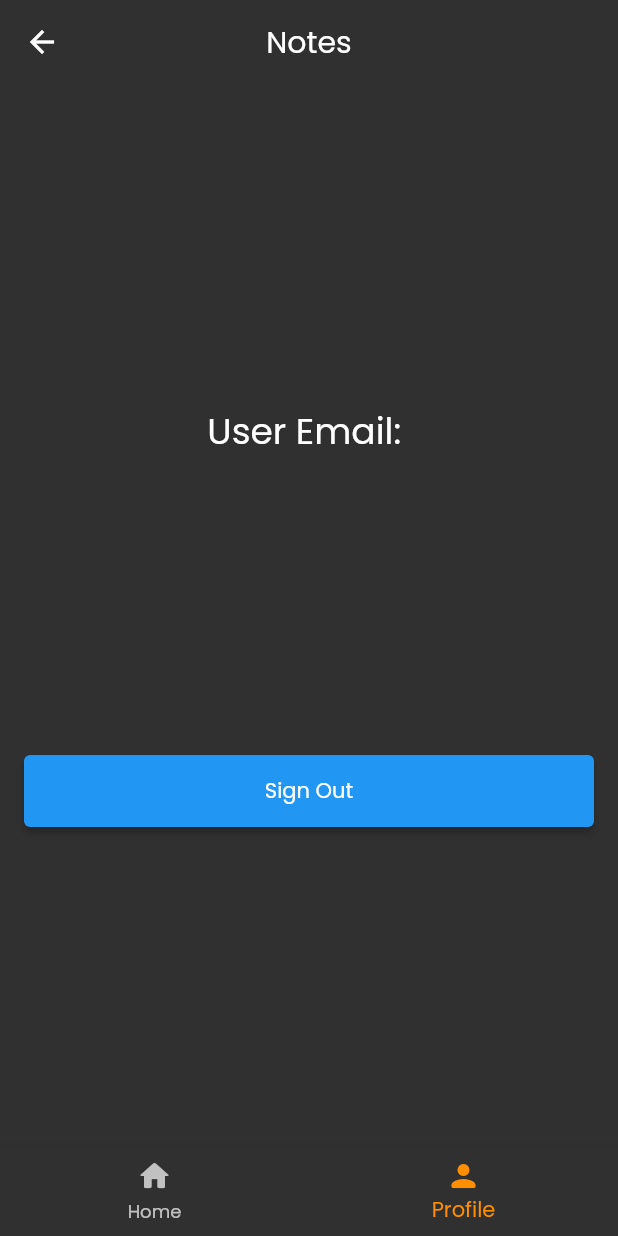
After one commit to FadyFawzyOfficial/notes_task, a Flutter app: the HomeView screen opened by its route, item 2 of the bottom bar chosen, after a tap on "Sign Out", on a phone screen of 412 x 824 dp. The commit adds this screen. Run offline on Flutter 3.47's test engine with Material 2 defaults, Android fonts, the phone set to English and light mode, and no system bars; our stand-ins replace firebase_auth, firebase_core, flutter_bloc, hive, hive_flutter, hydrated_bloc; accounts and stored records are empty.

Commit message:
5. Refactor Code after Complete Firebase Integration

```diff
--- a/lib/cubits/auth/auth_cubit.dart
+++ b/lib/cubits/auth/auth_cubit.dart
@@ -62,10 +62,11 @@ class AuthCubit extends HydratedCubit<AuthState> {
     }
   }
 
+  void signOut() => emit(AuthState.initial());
+
   @override
   AuthState? fromJson(Map<String, dynamic> json) => AuthState.fromMap(json);
 
   @override
-  Map<String, dynamic>? toJson(AuthState state) =>
-      state.authStatus == AuthStatus.authenticated ? state.toMap() : null;
+  Map<String, dynamic>? toJson(AuthState state) => state.toMap();
 }
--- a/lib/cubits/notes/notes_cubit.dart
+++ b/lib/cubits/notes/notes_cubit.dart
@@ -9,8 +9,7 @@ part 'notes_state.dart';
 class NotesCubit extends Cubit<NotesState> {
   NotesCubit() : super(NotesState.initial());
 
-  void getNotes() async {
-    try {
+  void getNotes() {
     final notesBox = Hive.box<Note>(kNotesBox);
 
     emit(
@@ -19,13 +18,22 @@ class NotesCubit extends Cubit<NotesState> {
         notes: notesBox.values.toList(),
       ),
     );
+  }
+
+  void addNote({required Note note}) async {
+    emit(state.copyWith(notesStatus: NotesStatus.loading));
+
+    try {
+      final notesBox = Hive.box<Note>(kNotesBox);
+      await notesBox.add(note);
+      getNotes();
     } catch (e) {
-      emit(
-        state.copyWith(
-          notesStatus: NotesStatus.failure,
-          message: '$e',
-        ),
-      );
+      emit(state.copyWith(notesStatus: NotesStatus.failure, message: '$e'));
     }
   }
+
+  Future<void> clear() async {
+    await Hive.box<Note>(kNotesBox).clear();
+    getNotes();
   }
+}
--- a/lib/main.dart
+++ b/lib/main.dart
@@ -11,7 +11,7 @@ import 'cubits/notes/notes_cubit.dart';
 import 'firebase_options.dart';
 import 'models/note.dart';
 import 'simple_bloc_observer.dart';
-import 'views/notes_view.dart';
+import 'views/home_view.dart';
 import 'views/sign_in_view.dart';
 import 'views/sign_up_view.dart';
 
@@ -58,10 +58,10 @@ class App extends StatelessWidget {
             routes: {
               kSignInView: (context) => const SignInView(),
               kSignUpView: (context) => const SignUpView(),
-              kHomeView: (context) => const NotesView(),
+              kHomeView: (context) => const HomeView(),
             },
             home: state.authStatus == AuthStatus.authenticated
-                ? const NotesView()
+                ? const HomeView()
                 : const SignInView(),
           );
         },
--- /dev/null
+++ b/lib/views/home_view.dart
@@ -0,0 +1,46 @@
+import 'package:flutter/material.dart';
+import 'profile_view.dart';
+
+import 'widgets/home_fab.dart';
+import 'widgets/notes_list_view.dart';
+
+class HomeView extends StatefulWidget {
+  const HomeView({super.key});
+
+  @override
+  State<HomeView> createState() => _HomeViewState();
+}
+
+class _HomeViewState extends State<HomeView> {
+  int _selectedIndex = 0;
+
+  static const _widgetOptions = [
+    NotesListView(),
+    ProfileView(),
+  ];
+  @override
+  Widget build(context) {
+    return Scaffold(
+      appBar: AppBar(title: const Text('Notes')),
+      body: _widgetOptions[_selectedIndex],
+      floatingActionButton: _selectedIndex == 0 ? const HomeFab() : null,
+      bottomNavigationBar: BottomNavigationBar(
+        items: const <BottomNavigationBarItem>[
+          BottomNavigationBarItem(
+            icon: Icon(Icons.home_rounded),
+            label: 'Home',
+          ),
+          BottomNavigationBarItem(
+            icon: Icon(Icons.person_rounded),
+            label: 'Profile',
+          ),
+        ],
+        currentIndex: _selectedIndex,
+        selectedItemColor: Colors.amber[800],
+        onTap: _onItemTapped,
+      ),
+    );
+  }
+
+  void _onItemTapped(int index) => setState(() => _selectedIndex = index);
+}
--- /dev/null
+++ b/lib/views/profile_view.dart
@@ -0,0 +1,37 @@
+import 'package:flutter/material.dart';
+import 'package:flutter_bloc/flutter_bloc.dart';
+
+import '../cubits/auth/auth_cubit.dart';
+import '../cubits/notes/notes_cubit.dart';
+import 'widgets/main_elevated_button.dart';
+
+class ProfileView extends StatelessWidget {
+  const ProfileView({super.key});
+
+  @override
+  Widget build(BuildContext context) {
+    return Padding(
+      padding: const EdgeInsets.all(16),
+      child: Column(
+        mainAxisAlignment: MainAxisAlignment.spaceEvenly,
+        children: [
+          BlocBuilder<AuthCubit, AuthState>(
+            builder: (context, state) => Text(
+              'User Email: ${state.email}',
+              style: const TextStyle(fontSize: 24),
+            ),
+          ),
+          MainElevatedButton(
+            label: 'Sign Out',
+            onPressed: () {
+              context
+                  .read<NotesCubit>()
+                  .clear()
+                  .then((_) => context.read<AuthCubit>().signOut());
+            },
+          ),
+        ],
+      ),
+    );
+  }
+}
--- a/lib/views/widgets/notes_fab.dart
+++ b/lib/views/widgets/home_fab.dart
@@ -3,8 +3,8 @@ import 'package:flutter/material.dart';
 import '../../constants/decorations.dart';
 import 'notes_bottom_sheet.dart';
 
-class NotesFab extends StatelessWidget {
-  const NotesFab({super.key});
+class HomeFab extends StatelessWidget {
+  const HomeFab({super.key});
 
   @override
   Widget build(BuildContext context) {
--- a/lib/views/widgets/main_elevated_button.dart
+++ b/lib/views/widgets/main_elevated_button.dart
@@ -8,14 +8,25 @@ class MainElevatedButton extends StatelessWidget {
   const MainElevatedButton({
     super.key,
     required this.label,
-    required this.isLoading,
+    this.isLoading = false,
     required this.onPressed,
   });
 
   @override
   Widget build(context) {
     return isLoading
-        ? const CircularProgressIndicator.adaptive()
+        ? Center(
+            child: Container(
+              height: 48,
+              width: 48,
+              alignment: Alignment.center,
+              decoration: BoxDecoration(
+                shape: BoxShape.circle,
+                color: Theme.of(context).colorScheme.primary,
+              ),
+              child: const CircularProgressIndicator(color: Colors.white),
+            ),
+          )
         : ElevatedButton(
             onPressed: onPressed,
             style: ElevatedButton.styleFrom(
```
Also changed, not shown: lib/cubits/add_note/add_note_cubit.dart (deleted, +0 -23 lines), lib/cubits/add_note/add_note_state.dart (deleted, +0 -35 lines), lib/views/notes_view.dart (deleted, +0 -26 lines), lib/views/widgets/notes_bottom_sheet.dart (+6 -11 lines), 1 other file. Lines whose indentation alone changed are shown as unchanged.
